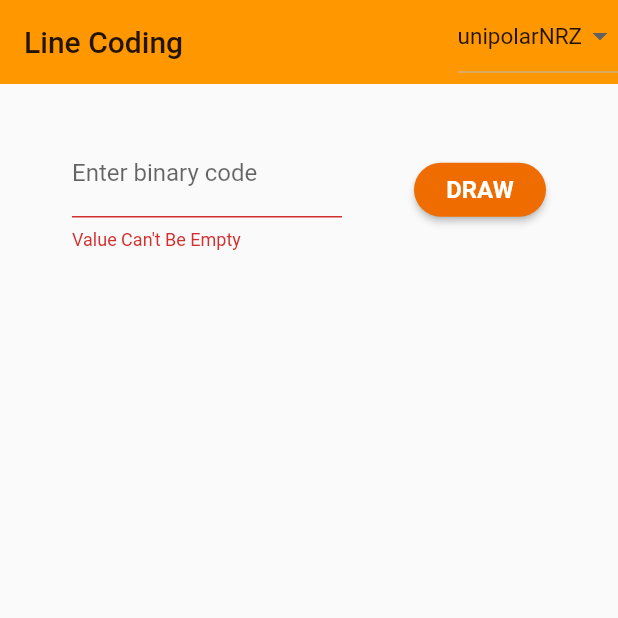
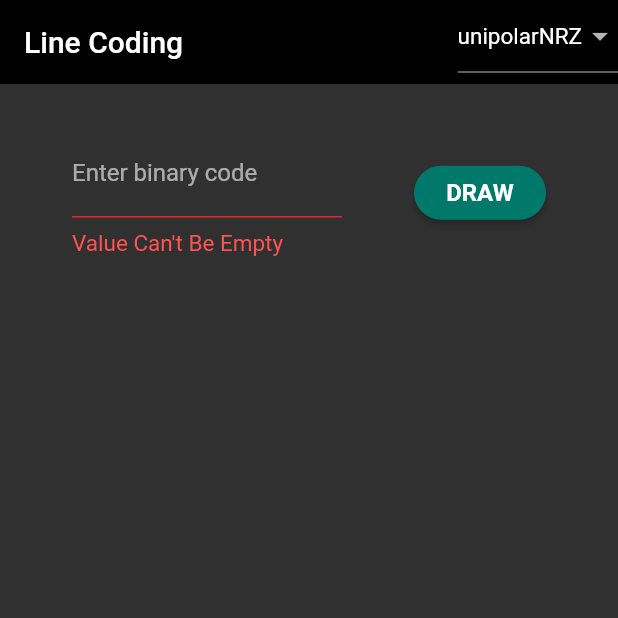
Before and after one commit to sbis04/line_coding, a Flutter app: the screen it shows after launch, on a phone screen of 412 x 824 dp, the top half of it. Run offline on Flutter 3.47's test engine with Material 2 defaults, Android fonts, the phone set to English and light mode, and no system bars.

Commit message:
Added Dark mode and custom theming

```diff
--- a/lib/line_coding.dart
+++ b/lib/line_coding.dart
@@ -69,6 +69,7 @@ class _LineCodingState extends State<LineCoding> {
   Widget build(BuildContext context) {
     return Scaffold(
       appBar: AppBar(
+        backgroundColor: Theme.of(context).primaryColor,
         title: Text("Line Coding"),
         elevation: 0,
         actions: <Widget>[
--- a/lib/main.dart
+++ b/lib/main.dart
@@ -1,17 +1,25 @@
 import 'package:flutter/material.dart';
+import 'package:line_coding/theme/themes.dart';
 
 import 'line_coding.dart';
+import 'theme/custom_theme.dart';
 
-void main() => runApp(MyApp());
+void main() => runApp(
+      CustomTheme(
+        initialThemeKey: MyThemeKeys.DARK,
+        child: MyApp(),
+      ),
+    );
 
 class MyApp extends StatelessWidget {
   @override
   Widget build(BuildContext context) {
     return MaterialApp(
       title: 'Line Coding',
-      theme: ThemeData(
-        primarySwatch: Colors.orange,
-      ),
+      theme: CustomTheme.of(context),
+      // ThemeData(
+      //   primarySwatch: Colors.orange,
+      // ),
       home: LineCoding(),
       debugShowCheckedModeBanner: false,
     );
--- a/lib/retrieve_code.dart
+++ b/lib/retrieve_code.dart
@@ -60,6 +60,7 @@ class _RetreiveCodeState extends State<RetreiveCode> {
               decoration: InputDecoration(
                 labelText: 'Enter binary code',
                 errorText: _validateString(textController.text),
+                errorStyle: TextStyle(fontSize: 15, color: Colors.redAccent),
               ),
             ),
           ),
@@ -79,7 +80,7 @@ class _RetreiveCodeState extends State<RetreiveCode> {
                 widget.onTextChange(textString, isValid);
               });
             },
-            color: Colors.orange[800],
+            color: Theme.of(context).buttonColor,
             child: Text(
               "DRAW",
               style: TextStyle(
--- /dev/null
+++ b/lib/theme/custom_theme.dart
@@ -0,0 +1,71 @@
+import 'package:flutter/material.dart';
+import 'package:flutter/widgets.dart';
+
+import 'themes.dart';
+
+class _CustomTheme extends InheritedWidget {
+  final CustomThemeState data;
+
+  _CustomTheme({
+    this.data,
+    Key key,
+    @required Widget child,
+  }) : super(key: key, child: child);
+
+  @override
+  bool updateShouldNotify(_CustomTheme oldWidget) {
+    return true;
+  }
+}
+
+class CustomTheme extends StatefulWidget {
+  final Widget child;
+  final MyThemeKeys initialThemeKey;
+
+  const CustomTheme({
+    Key key,
+    this.initialThemeKey,
+    @required this.child,
+  }) : super(key: key);
+
+  @override
+  CustomThemeState createState() => new CustomThemeState();
+
+  static ThemeData of(BuildContext context) {
+    _CustomTheme inherited =
+        (context.dependOnInheritedWidgetOfExactType<_CustomTheme>());
+    return inherited.data.theme;
+  }
+
+  static CustomThemeState instanceOf(BuildContext context) {
+    _CustomTheme inherited =
+        (context.dependOnInheritedWidgetOfExactType<_CustomTheme>());
+    return inherited.data;
+  }
+}
+
+class CustomThemeState extends State<CustomTheme> {
+  ThemeData _theme;
+
+  ThemeData get theme => _theme;
+
+  @override
+  void initState() {
+    _theme = MyThemes.getThemeFromKey(widget.initialThemeKey);
+    super.initState();
+  }
+
+  void changeTheme(MyThemeKeys themeKey) {
+    setState(() {
+      _theme = MyThemes.getThemeFromKey(themeKey);
+    });
+  }
+
+  @override
+  Widget build(BuildContext context) {
+    return new _CustomTheme(
+      data: this,
+      child: widget.child,
+    );
+  }
+}
--- /dev/null
+++ b/lib/theme/themes.dart
@@ -0,0 +1,64 @@
+import 'package:flutter/material.dart';
+
+enum MyThemeKeys { LIGHT, DARK }
+
+class MyThemes {
+  static final ThemeData lightTheme = ThemeData(
+    primaryColor: Colors.orange, // AppBar
+    backgroundColor: Colors.white, // Background
+    highlightColor: Colors.black54, // Axis
+    dividerColor: Colors.black12, // Bit Separator
+    accentColor: Colors.red, // Line Color
+    buttonColor: Colors.orange[800], // Draw button
+    textTheme: TextTheme(
+      caption: TextStyle(
+        color: Colors.black,
+        fontSize: 20,
+      ),
+    ),
+    // textTheme: TextTheme(
+    //   headline: TextStyle(color: Colors.white), // "Pet Puja" text color
+    // ),
+    // accentTextTheme: TextTheme(
+    //   headline: TextStyle(
+    //     color: Color(0xFFf7ffbd), // LOGIN headline text color
+    //   ),
+    // ),
+    brightness: Brightness.light,
+  );
+
+  static final ThemeData darkTheme = ThemeData(
+    primaryColor: Colors.black, // AppBar
+    backgroundColor: Colors.teal[700], // Background
+    highlightColor: Colors.white54, // Axis
+    dividerColor: Colors.white12, // Bit Separator
+    accentColor: Colors.white60, // Line Color
+    buttonColor: Colors.teal[700], // Draw button
+    textTheme: TextTheme(
+      caption: TextStyle(
+        color: Colors.white,
+        fontSize: 20,
+      ),
+    ),
+    // textTheme: TextTheme(
+    //   headline: TextStyle(color: Colors.white),
+    // ),
+    // accentTextTheme: TextTheme(
+    //   headline: TextStyle(
+    //     color: Color(0xFFf7ffbd),
+    //   ),
+    // ),
+    brightness: Brightness.dark,
+  );
+
+  static ThemeData getThemeFromKey(MyThemeKeys themeKey) {
+    switch (themeKey) {
+      case MyThemeKeys.LIGHT:
+        return lightTheme;
+      case MyThemeKeys.DARK:
+        return darkTheme;
+      default:
+        return lightTheme;
+    }
+  }
+}
```
Also changed, not shown: lib/painter/axis_painter.dart (+4 -3 lines), lib/painter/bipolarNRZ_painter.dart (+7 -6 lines), lib/painter/bipolarRZ_painter.dart (+7 -6 lines), lib/painter/polarNRZ_painter.dart (+7 -6 lines), lib/painter/polarRZ_painter.dart (+7 -6 lines), lib/painter/unipolarNRZ_painter.dart (+7 -6 lines), lib/painter/unipolarRZ_painter.dart (+7 -14 lines), lib/painter_area.dart (+12 -10 lines).
